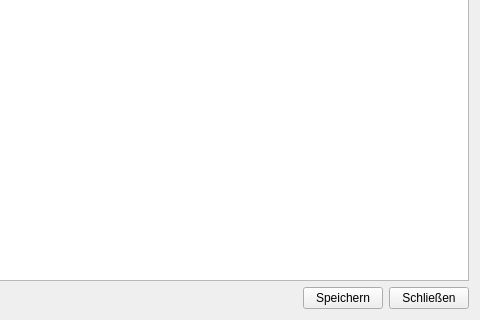
Old version of the form ui/showlogfile.ui in the repository elgolondrino/clamui; both pictures show x 474 to 954 and y 255 to 575 of the 954 by 575 pixel window.
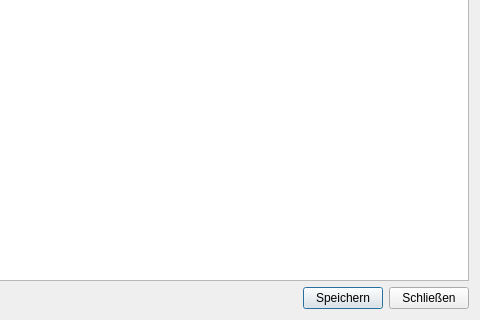
New version of the form. Icons and pictures are not drawn.

Diff of the .ui file:
```diff
--- a/ui/showlogfile.ui
+++ b/ui/showlogfile.ui
@@ -1,7 +1,7 @@
 <?xml version="1.0" encoding="UTF-8"?>
 <ui version="4.0">
  <class>ShowLogFile</class>
- <widget class="QWidget" name="ShowLogFile">
+ <widget class="QDialog" name="ShowLogFile">
   <property name="geometry">
    <rect>
     <x>0</x>
```
